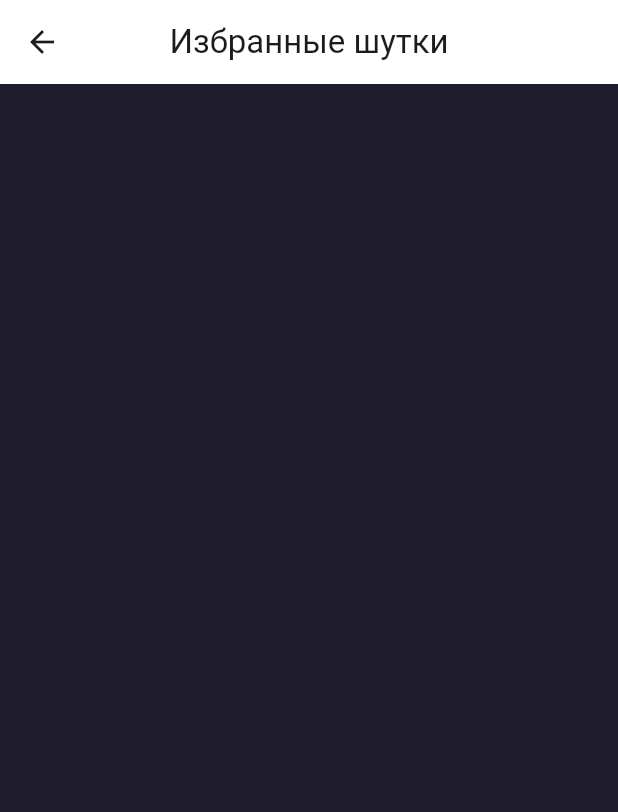
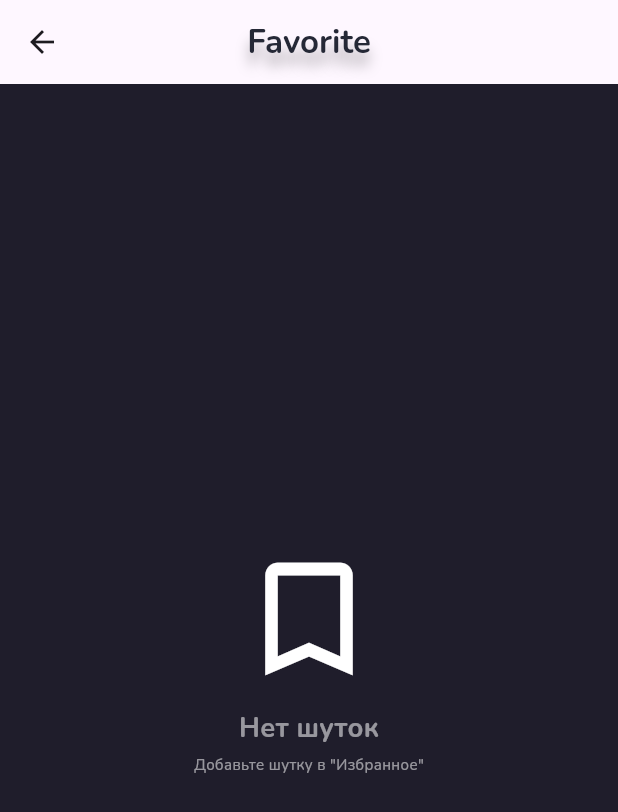
Before and after one commit to Albert247747/JokeBox, a Flutter app: the screen it shows after launch, after a tap on the "list" icon, on a phone screen of 412 x 824 dp. Shown: the top 812 px of the screen. Run offline on Flutter 3.47's test engine with Material 3 defaults, Android fonts, the phone set to English and light mode, and no system bars; our stand-ins replace bloc, equatable, flutter_bloc, shared_preferences; missing offline and left inert: translator; network calls fail.

Commit message:
Added "Favorites" system Changed font

```diff
--- /dev/null
+++ b/lib/app/favourite_page/bloc/cubit_favorite_page.dart
@@ -0,0 +1,44 @@
+import 'package:todo/app/favourite_page/bloc/state_favorite_page.dart';
+import 'package:bloc/bloc.dart';
+import 'package:todo/data/repositores/joke_repository.dart';
+import 'package:todo/domain/model/joke_model.dart';
+
+class FavoriteJokesCubit extends Cubit<FavoriteJokesState>{
+
+  final JokeRepository repository;
+
+
+  FavoriteJokesCubit({required this.repository})
+      :super(FavoriteJokesLoading());
+
+  JokeModels? _currentjoke;
+
+Future<void> loadJokeFavorite() async{
+  emit(FavoriteJokesLoading());
+  try{
+    final jokes = await repository.getJokes();
+    if(jokes.isEmpty){
+      emit(FavoriteJokesEmty(message: 'Нет избранных шуток'));
+    } else {
+      emit(JokeInFavorite(jokes: jokes));
+    }
+  }on Exception catch(e, stack){
+    print(stack);
+    emit(JokeError('Не удалось загрузить избранное'));
+  }
+
+}
+
+  Future<void> deleteFavorite() async{
+    try{
+      final currentState = state;
+      if (_currentjoke == null || currentState is! JokeInFavorite) return;
+      await repository.removeJokeFromStorage(_currentjoke!.id);
+      final updateJoke = currentState.jokes.where((joke) => joke.id != _currentjoke!.id).toList();
+      emit(JokeInFavorite(jokes: updateJoke));
+      print('delete joke');
+    }on Exception catch(e){
+      emit(JokeError('Ошибка удаления шутки'));
+    }
+  }
+}
--- /dev/null
+++ b/lib/app/favourite_page/bloc/state_favorite_page.dart
@@ -0,0 +1,33 @@
+import 'package:equatable/equatable.dart';
+import 'package:todo/domain/model/joke_model.dart';
+
+sealed class FavoriteJokesState extends Equatable{
+  const FavoriteJokesState();
+
+}
+class FavoriteJokesLoading extends FavoriteJokesState{
+
+  List<Object> get props => [];
+}
+
+class JokeInFavorite extends FavoriteJokesState{
+  JokeInFavorite({required this.jokes});
+
+  final List<JokeModels> jokes;
+
+  List<Object> get props => [jokes];
+}
+class FavoriteJokesEmty extends FavoriteJokesState{
+
+  final message;
+  FavoriteJokesEmty({required this.message});
+
+  List<Object> get props => [];
+}
+class JokeError extends FavoriteJokesState{
+  JokeError(this.message);
+
+  final String  message;
+
+  List<Object> get props => [message];
+}
--- /dev/null
+++ b/lib/app/favourite_page/favorite_jokes_page.dart
@@ -0,0 +1,164 @@
+import 'package:flutter/material.dart';
+import 'package:flutter_bloc/flutter_bloc.dart';
+import 'package:todo/app/favourite_page/bloc/cubit_favorite_page.dart';
+import 'package:todo/app/favourite_page/bloc/state_favorite_page.dart';
+import 'package:todo/data/data_provaider/joke_data_provider.dart';
+import 'package:todo/data/data_provaider/key_value_data_provider.dart';
+import 'package:todo/data/data_provaider/translate_data_provider.dart';
+import 'package:todo/data/repositores/joke_repository.dart';
+
+
+
+class FavouriteJokePage extends StatelessWidget {
+  const FavouriteJokePage({super.key});
+
+  @override
+  Widget build(BuildContext context) {
+    return Scaffold(
+      appBar: AppBar(
+        title: Text(
+          'Favorite',
+          style: TextStyle(
+            fontFamily: 'Nunito',
+            fontWeight: FontWeight.w700,
+            color: const Color(0xFF252836),
+            shadows: [
+              Shadow(
+                blurRadius: 10,
+                color: Colors.black.withOpacity(0.3),
+                offset: const Offset(0, 9),
+              ),
+            ],
+          ),
+        ),
+        centerTitle: true,
+      ),
+      body: BlocProvider(
+        create: (context) => FavoriteJokesCubit(
+          repository: JokeRepository(
+            jokeKeyValueDataProvaider: KeyValueDataProvider(),
+            jokeDataProvaider: JokeDataProvider(),
+            translatedprovider: TranslateDataProvider(),
+          ),
+        )..loadJokeFavorite(),
+        child: BlocBuilder<FavoriteJokesCubit, FavoriteJokesState>(
+          builder: (context, state) {
+            if(state is FavoriteJokesEmty){
+              return  const Center(
+                child: Column(
+                  mainAxisAlignment: MainAxisAlignment.center,
+                  crossAxisAlignment: CrossAxisAlignment.center,
+                  children: [
+                    Icon(Icons.bookmark_border, size: 100, color: Colors.white,),
+                    SizedBox(height: 10,),
+                    Text('Нет шуток', style:  TextStyle(
+                      fontFamily: 'Nunito',
+                      fontWeight: FontWeight.w700,
+                      color: Colors.white54,
+                      fontSize: 18
+                    ),
+                    ),
+                    SizedBox(height: 5,),
+                    Text('Добавьте шутку в "Избранное"', style:  TextStyle(
+                        fontFamily: 'Nunito',
+                        fontWeight: FontWeight.w400,
+                        color: Colors.white54,
+                        fontSize: 10
+                    ),
+                    ),
+                  ],
+                ),
+              );
+            }
+            if (state is JokeInFavorite) {
+              return Padding(
+                padding: const EdgeInsets.all(24),
+                child: ListView.builder(
+                  itemCount: state.jokes.length,
+                  itemBuilder: (context, index) {
+                    final joke = state.jokes[index];
+                    return Padding(
+                      padding: const EdgeInsets.only(bottom: 24),
+                      child: Container(
+                        height: 300,
+                        width: double.infinity,
+                        decoration: BoxDecoration(
+                          color: const Color(0xFF252836),
+                          borderRadius: BorderRadius.circular(16),
+                          boxShadow: [
+                            BoxShadow(
+                              color: Colors.black.withOpacity(0.3),
+                              blurRadius: 10,
+                              offset: const Offset(0, 3),
+                            ),
+                          ],
+                        ),
+                        child: Column(
+                          children: [
+                            Row(
+                              mainAxisAlignment: MainAxisAlignment.start,
+                              children: [
+                                Spacer(),
+                                IconButton(
+                                    onPressed: () async {
+                                      await context.read<KeyValueDataProvider>().removeList('favorite_jokes');
+                                      context.read<FavoriteJokesCubit>().loadJokeFavorite();
+                                    },
+                                    icon: Icon(Icons.delete, color: Colors.red,)
+                                )
+                              ],
+                            ),
+                            SizedBox(height: 40,),
+                            Text(
+                              joke.setup ?? 'No joke setup',
+                              style: const TextStyle(
+                                fontFamily:'Nunito',
+                                fontSize: 18,
+                                height: 1.5,
+                                color: Colors.white,
+                                fontWeight: FontWeight.w700,
+                              ),
+                              textAlign: TextAlign.center,
+                            ),
+                            const SizedBox(height: 24),
+                            Container(
+                              width: 100,
+                              height: 2,
+                              decoration: BoxDecoration(
+                                gradient: LinearGradient(
+                                  colors: [
+                                    Colors.transparent,
+                                    const Color(0xFFE0E0E0).withOpacity(0.5),
+                                    Colors.transparent,
+                                  ],
+                                ),
+                              ),
+                            ),
+                            const SizedBox(height: 24),
+                            Text(
+                              joke.punchline ?? 'No joke punchline',
+                              style: const TextStyle(
+                                fontFamily: 'Nunito',
+                                fontWeight: FontWeight.w400,
+                                fontSize: 16,
+                                height: 1.5,
+                                color: Colors.white54,
+                                fontStyle: FontStyle.italic,
+                              ),
+                              textAlign: TextAlign.center,
+                            ),
+                          ],
+                        ),
+                      ),
+                    );
+                  },
+                ),
+              );
+            }
+            return const Center(child: CircularProgressIndicator());
+          },
+        ),
+      ),
+    );
+  }
+}
--- a/lib/app/favourite_page/favourite_joke_page.dart
+++ /dev/null
@@ -1,17 +0,0 @@
-import 'package:flutter/material.dart';
-
-class FavouriteJokePage extends StatelessWidget {
-  const FavouriteJokePage({super.key});
-
-  @override
-  Widget build(BuildContext context) {
-    return  Scaffold(
-      appBar: AppBar(
-        title: Text('Избранные шутки',),
-        centerTitle: true,
-        backgroundColor: Color(0xFFFFFFFF),
-
-      ),
-    );
-  }
-}
--- a/lib/app/home_page/bloc/state_home_.dart
+++ b/lib/app/home_page/bloc/state_home_.dart
@@ -3,6 +3,8 @@ import 'package:equatable/equatable.dart';
 
 sealed class JokeState extends Equatable{
   const JokeState();
+
+
 }
 class JokeLoading extends JokeState{
   @override
@@ -17,7 +19,7 @@ class JokeSuccess extends JokeState{
   final bool isInFavourite;
 
   @override
-  List<Object> get props => [];
+  List<Object> get props => [setup, punchline, id, isInFavourite];
 
 }
   class JokeError extends JokeState{
--- a/lib/app/home_page/home_page.dart
+++ b/lib/app/home_page/home_page.dart
@@ -1,4 +1,3 @@
-import 'dart:convert';
 import 'dart:ui';
 import 'package:flutter/cupertino.dart';
 import 'package:flutter/material.dart';
@@ -9,9 +8,12 @@ import 'package:flutter_bloc/flutter_bloc.dart';
 import 'package:todo/app/home_page/bloc/cubit_home.dart';
 import 'package:todo/app/home_page/bloc/state_home_.dart';
 import 'package:todo/data/data_provaider/joke_data_provider.dart';
+import 'package:todo/data/data_provaider/key_value_data_provider.dart';
 import 'package:todo/data/data_provaider/translate_data_provider.dart';
 import 'package:todo/data/repositores/joke_repository.dart';
-import 'package:todo/app/favourite_page/favourite_joke_page.dart';
+import 'package:todo/app/favourite_page/favorite_jokes_page.dart';
+import 'package:provider/provider.dart';
+
 
 
 
@@ -22,6 +24,7 @@ class JokeHomePage extends StatelessWidget{
     return BlocProvider(
       create: (context) => (CubitHome
         (repository: JokeRepository(
+          jokeKeyValueDataProvaider: KeyValueDataProvider(),
           jokeDataProvaider: JokeDataProvider(),
           translatedprovider: TranslateDataProvider()
       ))
@@ -70,11 +73,20 @@ class JokeHomePage extends StatelessWidget{
           ],
         ),
         floatingActionButton:  FloatingActionButton(
-          onPressed: (){
-            Navigator.push(context, MaterialPageRoute(builder: (context) => FavouriteJokePage()));
-          },
-          child: Icon(Icons.list_rounded,color: Colors.white,),
-          backgroundColor: Color(0xFF252836),
+            onPressed: (){
+              Navigator.push(
+                context,
+                MaterialPageRoute(
+                  builder: (context) => Provider<KeyValueDataProvider>(
+                    create: (_) => KeyValueDataProvider(),
+                    child:  FavouriteJokePage(),
+                  ),
+                ),
+              );
+              ;
+            },
+            child: Icon(Icons.list_rounded,color: Colors.white,),
+            backgroundColor: Color(0xFF252836),
             shape: RoundedRectangleBorder(borderRadius: BorderRadius.circular(10))
         ),
       ),
@@ -91,7 +103,7 @@ class JokeHomePageView extends StatefulWidget {
 
 class _JokeHomePageViewState extends State<JokeHomePageView> {
 
-  bool isPressed  = false;
+
 
   @override
   void initState(){
@@ -134,19 +146,16 @@ class _JokeHomePageViewState extends State<JokeHomePageView> {
                               SizedBox(width: 225),
                               BlocBuilder<CubitHome, JokeState>(
                                 builder: (context, state) {
-
-                                  final iconColor = (state is JokeSuccess && state.isInFavourite)
+                                  final iconColor = (state as JokeSuccess).isInFavourite
                                   ? Colors.amberAccent
                                   : Colors.white;
-
                                   return ElevatedButton(
                                       onPressed: () {
-                                        if(state is JokeSuccess){
-                                        // context.read<CubitHome>().addToFavorites(id);
-                                        }
-                                    setState(() {
-                                      isPressed = !isPressed;
-                                    });
+                                       if( state.isInFavourite){
+                                         context.read<CubitHome>().removeToFavorite();
+                                       }else{
+                                         context.read<CubitHome>().addToFavorite();
+                                       }
                                   },
                                   child: Icon(
                                   Icons.bookmark,
@@ -166,10 +175,11 @@ class _JokeHomePageViewState extends State<JokeHomePageView> {
                           SizedBox(height: 25,),
                           Text('${state.setup}',
                             style: TextStyle(
+                              fontFamily: 'Nunito',
                                 fontSize: 18,
                                 height: 1.5,
                                 color: Colors.white,
-                                fontWeight: FontWeight.w600
+                                fontWeight: FontWeight.w700
                             ),
                             textAlign: TextAlign.center,
                           ),
@@ -191,10 +201,12 @@ class _JokeHomePageViewState extends State<JokeHomePageView> {
 
                           Text('${state.punchline}',
                             style: TextStyle(
+                              fontFamily: 'Nunito',
                                 fontSize: 16,
                                 height: 1.5,
                                 color: Colors.white54,
-                                fontStyle: FontStyle.italic
+                                fontStyle: FontStyle.italic,
+                              fontWeight: FontWeight.w400
                             ),
                             textAlign: TextAlign.center,
                           )
@@ -218,8 +230,9 @@ class _JokeHomePageViewState extends State<JokeHomePageView> {
                         ),
                         child: Text('Следующая шутка',
                           style: TextStyle(
+                            fontFamily: 'Nunito',
                               fontSize: 16,
-                              fontWeight: FontWeight.w600,
+                              fontWeight: FontWeight.w700,
                               color: Colors.white
                           ),
                         )
--- /dev/null
+++ b/lib/data/data_provaider/key_value_data_provider.dart
@@ -0,0 +1,30 @@
+import 'package:shared_preferences/shared_preferences.dart';
+
+
+class KeyValueDataProvider  {
+
+  Future<void> setList(String key, List<String> value) async {
+    final prefs = await SharedPreferences.getInstance();
+    await prefs.setStringList(key, value);
+  }
+
+  Future<List<String>?> getList(String key) async {
+    final prefs = await SharedPreferences.getInstance();
+
+    return prefs.getStringList(key) ?? [];
+
+  }
+
+  Future<void> removeList(String key) async {
+    final prefs = await SharedPreferences.getInstance();
+    await prefs.remove(key);
+  }
+
+
+  Future<void> removeJokeFromList(String key, int jokeId) async{
+    final prefs = await SharedPreferences.getInstance();
+    final currentList = prefs.getStringList(key);
+    currentList?.remove(jokeId);
+    await prefs.setStringList(key, currentList!);
+  }
+}
--- a/lib/data/data_provaider/local_data_joke_provider.dart
+++ /dev/null
@@ -1,5 +0,0 @@
-import 'package:shared_preferences/shared_preferences.dart';
-
-class JokeKeyValueData{
-
-}
```
Also changed, not shown: lib/app/home_page/bloc/cubit_home.dart (+28 -7 lines), lib/data/repositores/joke_repository.dart (+56 -6 lines), lib/domain/model/joke_model.dart (+7 -0 lines), pubspec.yaml (+7 -0 lines), fonts/nunito-Italic-VariableFont_wght.ttf (added), fonts/nunito-VariableFont_wght.ttf (added), 1 other file.
